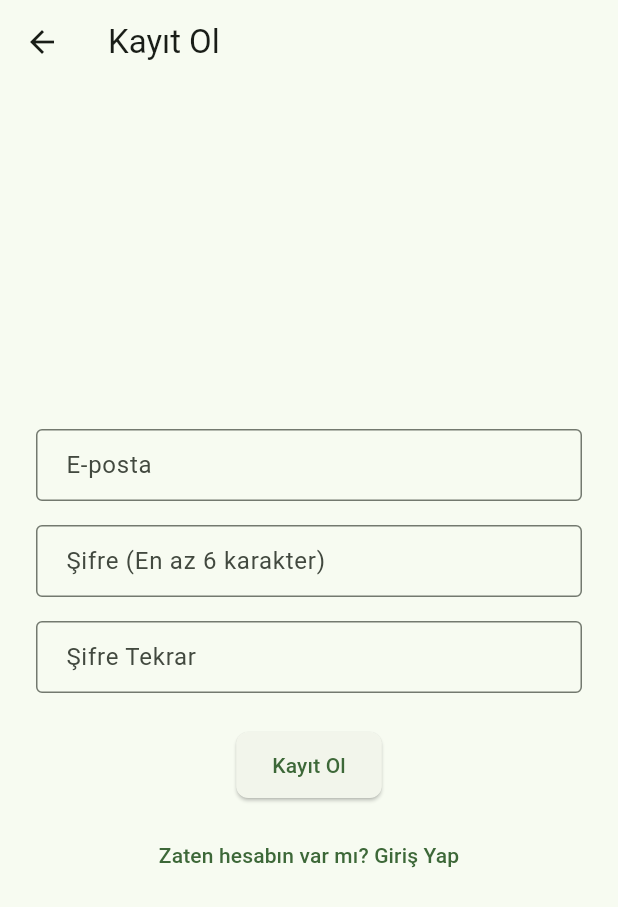
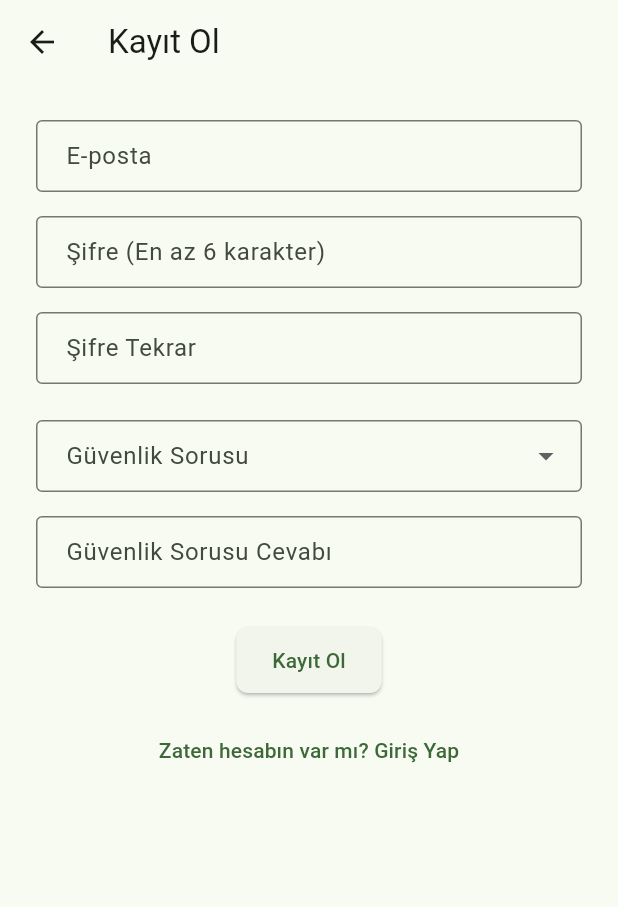
Before and after one commit to nijelouss/english_word_app, a Flutter app: the screen it shows after launch, after a tap on "Hesabın yok mu? Kayıt Ol", on a phone screen of 412 x 824 dp. Shown: the top 907 px of the screen. Run offline on Flutter 3.47's test engine with Material 3 defaults, Android fonts, the phone set to English and light mode, and no system bars; our stand-ins replace flutter_dotenv, google_generative_ai, printing, sqflite; missing offline and left inert: gal; accounts and stored records are empty.

Commit message:
şifremi unuttum ekranı tamamlandı

```diff
--- a/lib/main.dart
+++ b/lib/main.dart
@@ -1,4 +1,5 @@
 import 'package:flutter/material.dart';
+import 'package:flutter_localizations/flutter_localizations.dart';
 import 'package:english_word_app/screens/auth/login_screen.dart';
 import 'package:flutter_dotenv/flutter_dotenv.dart';
 
@@ -17,6 +18,13 @@ class MyApp extends StatelessWidget {
   Widget build(BuildContext context) {
     return MaterialApp(
       title: 'Flutter Demo',
+      locale: const Locale('tr', 'TR'),
+      supportedLocales: const [Locale('tr', 'TR')],
+      localizationsDelegates: const [
+        GlobalMaterialLocalizations.delegate,
+        GlobalWidgetsLocalizations.delegate,
+        GlobalCupertinoLocalizations.delegate,
+      ],
       theme: ThemeData(
         colorScheme: ColorScheme.fromSeed(
           seedColor: const Color.fromARGB(255, 5, 85, 17),
--- a/lib/screens/analysis/analysis_screen.dart
+++ b/lib/screens/analysis/analysis_screen.dart
@@ -79,7 +79,8 @@ class AnalysisScreen extends StatefulWidget {
       ),
     );
 
-    await Printing.layoutPdf(onLayout: (_) => doc.save());
+    final bytes = await doc.save();
+    await Printing.sharePdf(bytes: bytes, filename: 'analiz_raporu.pdf');
   }
 
   pw.Widget _pdfCell(String text, pw.Font font) {
--- a/lib/screens/auth/login_screen.dart
+++ b/lib/screens/auth/login_screen.dart
@@ -1,6 +1,7 @@
 import 'package:flutter/material.dart';
 import 'package:english_word_app/database/database_helper.dart';
 import 'package:english_word_app/screens/auth/register_screen.dart';
+import 'package:english_word_app/screens/auth/forgot_password_screen.dart';
 // Senin yazdığın ana menüyü buraya bağladık!
 import 'package:english_word_app/screens/home/home_screen.dart';
 
@@ -105,6 +106,18 @@ class _LoginScreenState extends State<LoginScreen> {
               },
               child: const Text('Hesabın yok mu? Kayıt Ol'),
             ),
+            const SizedBox(height: 8),
+            TextButton(
+              onPressed: () {
+                Navigator.push(
+                  context,
+                  MaterialPageRoute(
+                    builder: (_) => const ForgotPasswordScreen(),
+                  ),
+                );
+              },
+              child: const Text('Şifremi Unuttum'),
+            ),
           ],
         ),
       ),
--- a/lib/screens/auth/register_screen.dart
+++ b/lib/screens/auth/register_screen.dart
@@ -10,54 +10,57 @@ class RegisterScreen extends StatefulWidget {
 }
 
 class _RegisterScreenState extends State<RegisterScreen> {
-  // Kullanıcının yazdığı yazıları tutacak olan "Controller"larımız
   final _emailController = TextEditingController();
   final _passwordController = TextEditingController();
   final _confirmPasswordController = TextEditingController();
+  final _securityAnswerController = TextEditingController();
 
-  // Ekran kapatıldığında hafızayı temizlemek için (Best Practice)
+  String? _selectedQuestion;
+
+  static const List<String> _questions = [
+    'Annenizin kızlık soyadı nedir?',
+    'İlk evcil hayvanınızın adı nedir?',
+    'Doğduğunuz şehir neresi?',
+    'İlkokul öğretmeninizin adı nedir?',
+    'En sevdiğiniz yemek nedir?',
+  ];
+
   @override
   void dispose() {
     _emailController.dispose();
     _passwordController.dispose();
     _confirmPasswordController.dispose();
+    _securityAnswerController.dispose();
     super.dispose();
   }
 
   @override
   Widget build(BuildContext context) {
     return Scaffold(
-      appBar: AppBar(
-        title: const Text('Kayıt Ol'),
-      ),
-      body: Padding(
+      appBar: AppBar(title: const Text('Kayıt Ol')),
+      body: SingleChildScrollView(
         padding: const EdgeInsets.all(24.0),
         child: Column(
           mainAxisAlignment: MainAxisAlignment.center,
           children: [
-            // 1. E-posta Alanı
             TextField(
               controller: _emailController,
-              keyboardType: TextInputType.emailAddress, // Klavyede @ işaretini öne çıkarır
+              keyboardType: TextInputType.emailAddress,
               decoration: const InputDecoration(
                 labelText: 'E-posta',
                 border: OutlineInputBorder(),
               ),
             ),
-            const SizedBox(height: 16), // Araya 16 piksel boşluk koy
-
-            // 2. Şifre Alanı
+            const SizedBox(height: 16),
             TextField(
               controller: _passwordController,
-              obscureText: true, // Yazılanları yıldızlar (***)
+              obscureText: true,
               decoration: const InputDecoration(
                 labelText: 'Şifre (En az 6 karakter)',
                 border: OutlineInputBorder(),
               ),
             ),
             const SizedBox(height: 16),
-
-            // 3. Şifre Tekrar Alanı
             TextField(
               controller: _confirmPasswordController,
               obscureText: true,
@@ -66,55 +69,80 @@ class _RegisterScreenState extends State<RegisterScreen> {
                 border: OutlineInputBorder(),
               ),
             ),
-            const SizedBox(height: 24), // Buton için daha büyük bir boşluk
-            // Kayıt Ol Butonu
+            const SizedBox(height: 24),
+            DropdownButtonFormField<String>(
+              initialValue: _selectedQuestion,
+              decoration: const InputDecoration(
+                labelText: 'Güvenlik Sorusu',
+                border: OutlineInputBorder(),
+              ),
+              items: _questions
+                  .map((q) => DropdownMenuItem(value: q, child: Text(q, overflow: TextOverflow.ellipsis)))
+                  .toList(),
+              onChanged: (val) => setState(() => _selectedQuestion = val),
+            ),
+            const SizedBox(height: 16),
+            TextField(
+              controller: _securityAnswerController,
+              decoration: const InputDecoration(
+                labelText: 'Güvenlik Sorusu Cevabı',
+                border: OutlineInputBorder(),
+              ),
+            ),
+            const SizedBox(height: 24),
             ElevatedButton(
               onPressed: () async {
-                // 1. Kutulardaki yazıları okuyup değişkenlere alıyoruz
-                // trim() komutu, kullanıcı yanlışlıkla boşluk bırakırsa onu siler
                 final email = _emailController.text.trim();
                 final password = _passwordController.text;
                 final confirmPassword = _confirmPasswordController.text;
+                final answer = _securityAnswerController.text.trim();
 
-                // 2. KONTROL: Boş alan var mı?
                 if (email.isEmpty || password.isEmpty || confirmPassword.isEmpty) {
                   ScaffoldMessenger.of(context).showSnackBar(
                     const SnackBar(content: Text('Lütfen tüm alanları doldurun')),
                   );
-                  return; // Hata varsa kodu burada durdur, aşağıya geçme!
+                  return;
                 }
-
-                // 3. KONTROL: Şifre en az 6 karakter mi? (Senin kararın)
                 if (password.length < 6) {
                   ScaffoldMessenger.of(context).showSnackBar(
                     const SnackBar(content: Text('Şifre en az 6 karakter olmalıdır')),
                   );
                   return;
                 }
-
-                // 4. KONTROL: Şifreler uyuşuyor mu?
                 if (password != confirmPassword) {
                   ScaffoldMessenger.of(context).showSnackBar(
                     const SnackBar(content: Text('Şifreler eşleşmiyor')),
                   );
                   return;
                 }
+                if (_selectedQuestion == null) {
+                  ScaffoldMessenger.of(context).showSnackBar(
+                    const SnackBar(content: Text('Lütfen bir güvenlik sorusu seçin')),
+                  );
+                  return;
+                }
+                if (answer.length < 2) {
+                  ScaffoldMessenger.of(context).showSnackBar(
+                    const SnackBar(content: Text('Güvenlik cevabı en az 2 karakter olmalıdır')),
+                  );
+                  return;
+                }
 
-                // 5. VERİTABANI: Her şey doğruysa arkadaşının yazdığı koda gönder
-                final success = await DatabaseHelper.instance.registerUser(email, password);
+                final success = await DatabaseHelper.instance.registerUserWithSecurityQuestion(
+                  email,
+                  password,
+                  _selectedQuestion!,
+                  answer.toLowerCase(),
+                );
 
-                // 6. GÜVENLİK: Login ekranında öğrendiğimiz o meşhur kontrol
                 if (!context.mounted) return;
 
-                // 7. SONUÇ: Kayıt başarılı mı?
                 if (success) {
                   ScaffoldMessenger.of(context).showSnackBar(
-                    const SnackBar(content: Text('Kayıt başarılı! Giriş yapabilirsiniz. 🎉')),
+                    const SnackBar(content: Text('Kayıt başarılı! Giriş yapabilirsiniz.')),
                   );
-                  // Başarılıysa bu sayfayı kapatıp otomatik olarak Login ekranına dön
                   Navigator.pop(context);
                 } else {
-                  // Eğer kayıt başarısız olursa (Büyük ihtimalle bu e-posta daha önce kaydedilmiş demektir)
                   ScaffoldMessenger.of(context).showSnackBar(
                     const SnackBar(content: Text('Bu e-posta adresi zaten kullanılıyor')),
                   );
@@ -122,14 +150,9 @@ class _RegisterScreenState extends State<RegisterScreen> {
               },
               child: const Text('Kayıt Ol'),
             ),
-
-            const SizedBox(height: 12), // İki buton arası küçük boşluk
-
-            // Kullanıcı vazgeçerse diye Giriş sayfasına dönme butonu
+            const SizedBox(height: 12),
             TextButton(
-              onPressed: () {
-                Navigator.pop(context); // Sadece sayfayı kapatır, geri döner
-              },
+              onPressed: () => Navigator.pop(context),
               child: const Text('Zaten hesabın var mı? Giriş Yap'),
             ),
           ],
--- a/lib/screens/wordle/wordle_screen.dart
+++ b/lib/screens/wordle/wordle_screen.dart
@@ -209,7 +209,6 @@ class _WordleScreenState extends State<WordleScreen> {
                     TextField(
                       controller: _controller,
                       maxLength: 5,
-                      textCapitalization: TextCapitalization.characters,
                       decoration: const InputDecoration(
                         labelText: 'Tahmininizi yazın',
                         border: OutlineInputBorder(),
--- a/pubspec.yaml
+++ b/pubspec.yaml
@@ -29,6 +29,8 @@ environment:
 # versions available, run `flutter pub outdated`.
 dependencies:
   flutter:
+    sdk: flutter
+  flutter_localizations:
     sdk: flutter
   sqflite: ^2.3.0
   path_provider: ^2.1.2
```
Also changed, not shown: lib/database/database_helper.dart (+98 -2 lines), lib/screens/auth/forgot_password_screen.dart (added, +184 -0 lines), pubspec.lock.
